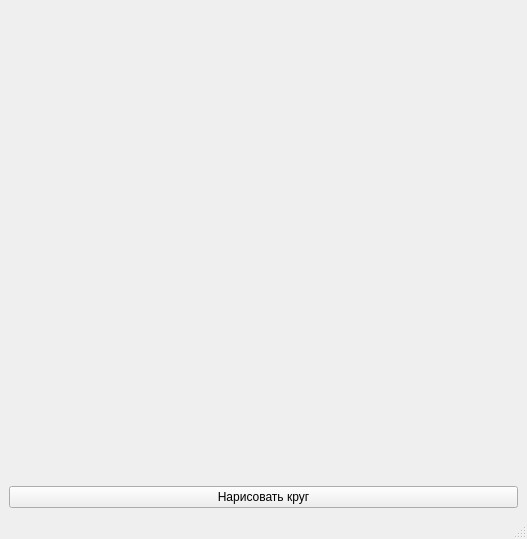
Before: the Qt Designer form UI.ui in ketorio/git1, drawn with Qt 5.
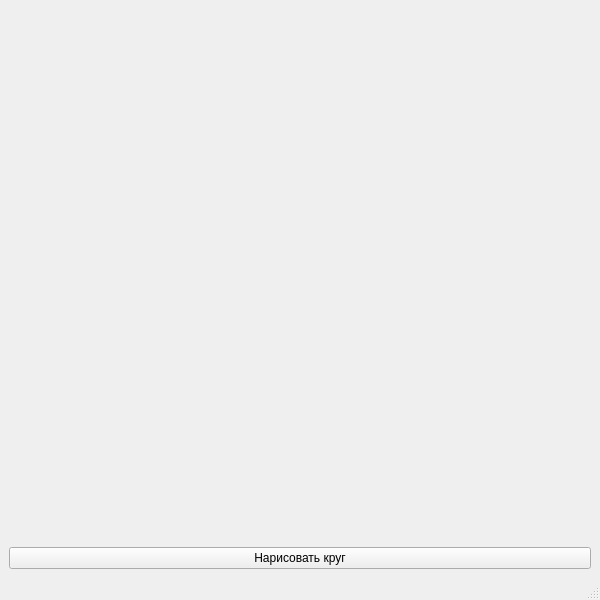
After: the same form once the commit is applied.

The edit to the form file:
```diff
--- a/UI.ui
+++ b/UI.ui
@@ -6,8 +6,8 @@
    <rect>
     <x>0</x>
     <y>0</y>
-    <width>527</width>
-    <height>539</height>
+    <width>600</width>
+    <height>600</height>
    </rect>
   </property>
   <property name="windowTitle">
```
Left out of the diff: 2 changed lines with no effect on the pictures.
